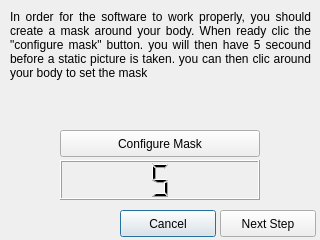
The window that code/Hadrien/QCvWindow/src/UI/maskwindow.ui (Amxx/MDMA) describes before a commit, drawn with Qt 5.
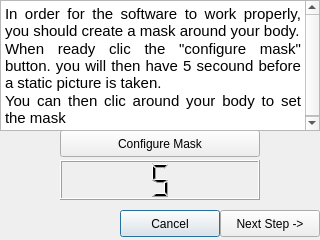
The same window after the commit.

What changed in the file:
```diff
--- a/code/Hadrien/QCvWindow/src/UI/maskwindow.ui
+++ b/code/Hadrien/QCvWindow/src/UI/maskwindow.ui
@@ -18,7 +18,7 @@
     <rect>
      <x>120</x>
      <y>210</y>
-     <width>96</width>
+     <width>100</width>
      <height>27</height>
     </rect>
    </property>
@@ -31,12 +31,12 @@
     <rect>
      <x>220</x>
      <y>210</y>
-     <width>96</width>
+     <width>100</width>
      <height>27</height>
     </rect>
    </property>
    <property name="text">
-    <string>Next Step</string>
+    <string>Next Step -&gt;</string>
    </property>
   </widget>
   <widget class="QPushButton" name="pushButton">
@@ -68,23 +68,23 @@
     <number>5</number>
    </property>
   </widget>
-  <widget class="QLabel" name="label">
+  <widget class="QTextBrowser" name="textBrowser">
    <property name="geometry">
     <rect>
-     <x>10</x>
-     <y>10</y>
-     <width>301</width>
-     <height>111</height>
+     <x>0</x>
+     <y>0</y>
+     <width>320</width>
+     <height>131</height>
     </rect>
    </property>
-   <property name="text">
-    <string>In order for the software to work properly, you should create a mask around your body. When ready clic the &quot;configure mask&quot; button. you will then have 5 secound before a static picture is taken. you can then clic around your body to set the mask</string>
-   </property>
-   <property name="alignment">
-    <set>Qt::AlignJustify|Qt::AlignTop</set>
-   </property>
-   <property name="wordWrap">
-    <bool>true</bool>
+   <property name="html">
+    <string>&lt;!DOCTYPE HTML PUBLIC &quot;-//W3C//DTD HTML 4.0//EN&quot; &quot;http://www.w3.org/TR/REC-html40/strict.dtd&quot;&gt;
+&lt;html&gt;&lt;head&gt;&lt;meta name=&quot;qrichtext&quot; content=&quot;1&quot; /&gt;&lt;style type=&quot;text/css&quot;&gt;
+p, li { white-space: pre-wrap; }
+&lt;/style&gt;&lt;/head&gt;&lt;body style=&quot; font-family:'Ubuntu'; font-size:11pt; font-weight:400; font-style:normal;&quot;&gt;
+&lt;p align=&quot;justify&quot; style=&quot; margin-top:0px; margin-bottom:0px; margin-left:0px; margin-right:0px; -qt-block-indent:0; text-indent:0px;&quot;&gt;In order for the software to work properly, you should create a mask around your body.&lt;/p&gt;
+&lt;p align=&quot;justify&quot; style=&quot; margin-top:0px; margin-bottom:0px; margin-left:0px; margin-right:0px; -qt-block-indent:0; text-indent:0px;&quot;&gt;When ready clic the &amp;quot;configure mask&amp;quot; button. you will then have 5 secound before a static picture is taken.&lt;/p&gt;
+&lt;p align=&quot;justify&quot; style=&quot; margin-top:0px; margin-bottom:0px; margin-left:0px; margin-right:0px; -qt-block-indent:0; text-indent:0px;&quot;&gt;You can then clic around your body to set the mask&lt;/p&gt;&lt;/body&gt;&lt;/html&gt;</string>
    </property>
   </widget>
  </widget>
```
Left out of the diff: 4 changed lines with no effect on the pictures.
